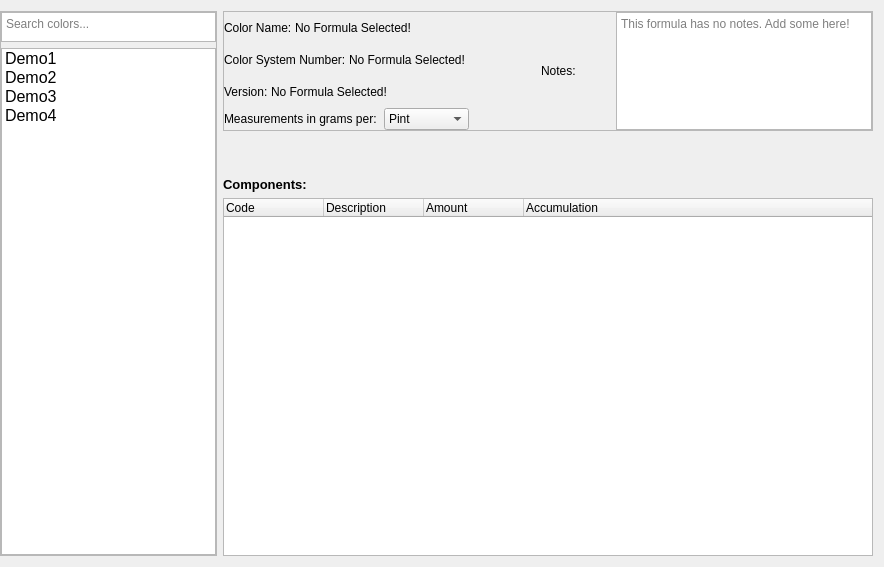
First picture: the form in src/FormulaWidget.ui, repository nkerber/PhoenixCreative, before the edit.
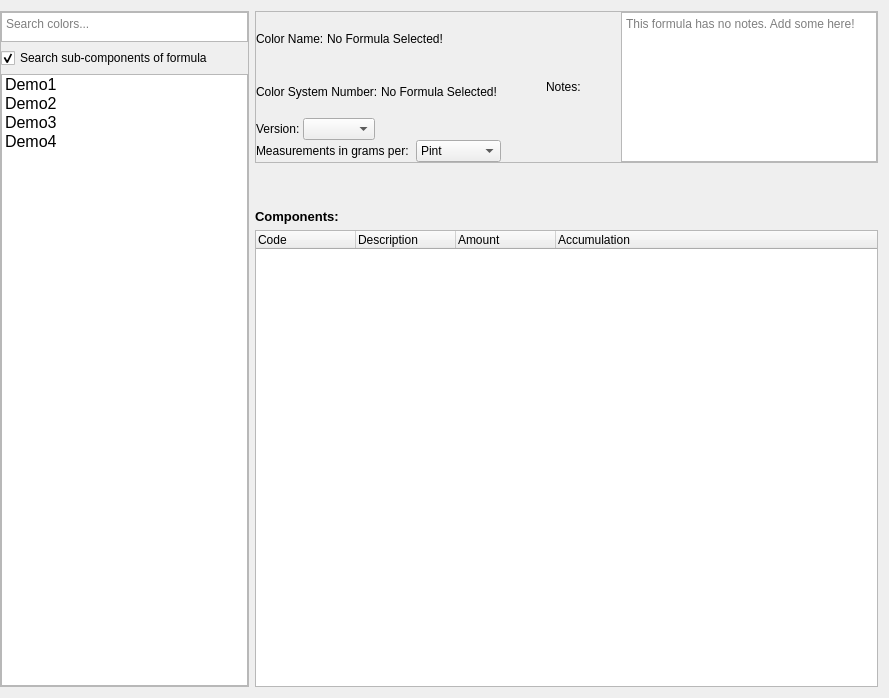
Second picture: the form after the edit.

Commit message: Added advanced search option

Diff of the .ui file:
```diff
--- a/src/FormulaWidget.ui
+++ b/src/FormulaWidget.ui
@@ -6,14 +6,14 @@
    <rect>
     <x>0</x>
     <y>0</y>
-    <width>884</width>
-    <height>567</height>
+    <width>889</width>
+    <height>698</height>
    </rect>
   </property>
   <property name="windowTitle">
    <string>Form</string>
   </property>
-  <layout class="QHBoxLayout" name="horizontalLayout" stretch="1,3">
+  <layout class="QHBoxLayout" name="horizontalLayout" stretch="2,5">
    <property name="leftMargin">
     <number>0</number>
    </property>
@@ -69,6 +69,22 @@
         </property>
        </widget>
       </item>
+      <item>
+       <widget class="QCheckBox" name="advancedFormulaCheckbox">
+        <property name="toolTip">
+         <string>Include formulas that are comprised of sub-components that match the search parameter</string>
+        </property>
+        <property name="text">
+         <string>Search sub-components of formula</string>
+        </property>
+        <property name="checked">
+         <bool>true</bool>
+        </property>
+        <property name="tristate">
+         <bool>false</bool>
+        </property>
+       </widget>
+      </item>
       <item>
        <widget class="QListWidget" name="formulaList">
         <property name="font">
@@ -121,6 +137,21 @@
     </widget>
    </item>
    <item>
+    <widget class="QWidget" name="displayWidget" native="true">
+     <layout class="QHBoxLayout" name="horizontalLayout_2">
+      <property name="leftMargin">
+       <number>0</number>
+      </property>
+      <property name="topMargin">
+       <number>0</number>
+      </property>
+      <property name="rightMargin">
+       <number>0</number>
+      </property>
+      <property name="bottomMargin">
+       <number>0</number>
+      </property>
+      <item>
     <layout class="QVBoxLayout" name="SelectedColor" stretch="1,0,0,3">
      <item>
       <widget class="QFrame" name="ColorInfo">
@@ -147,7 +178,7 @@
          <number>0</number>
         </property>
         <item>
-         <layout class="QVBoxLayout" name="colorAttributes" stretch="1,1,1,1">
+            <layout class="QVBoxLayout" name="colorAttributes" stretch="0,0,0,0">
           <item>
            <layout class="QHBoxLayout" name="nameinfo">
             <item>
@@ -201,7 +232,7 @@
             <item>
              <widget class="QLabel" name="colorVersionLabel">
               <property name="sizePolicy">
-               <sizepolicy hsizetype="Maximum" vsizetype="Preferred">
+                  <sizepolicy hsizetype="Minimum" vsizetype="Preferred">
                 <horstretch>0</horstretch>
                 <verstretch>0</verstretch>
                </sizepolicy>
@@ -212,12 +243,28 @@
              </widget>
             </item>
             <item>
-             <widget class="QLabel" name="colorVersionLarge">
-              <property name="text">
-               <string>No Formula Selected!</string>
+                <widget class="QComboBox" name="versionList">
+                 <property name="sizePolicy">
+                  <sizepolicy hsizetype="Maximum" vsizetype="Fixed">
+                   <horstretch>0</horstretch>
+                   <verstretch>0</verstretch>
+                  </sizepolicy>
               </property>
              </widget>
             </item>
+               <item>
+                <spacer name="horizontalSpacer_4">
+                 <property name="orientation">
+                  <enum>Qt::Horizontal</enum>
+                 </property>
+                 <property name="sizeHint" stdset="0">
+                  <size>
+                   <width>40</width>
+                   <height>20</height>
+                  </size>
+                 </property>
+                </spacer>
+               </item>
            </layout>
           </item>
           <item>
@@ -445,6 +492,9 @@
       </widget>
      </item>
     </layout>
+      </item>
+     </layout>
+    </widget>
    </item>
   </layout>
  </widget>
```
Lines whose indentation alone changed are shown as unchanged.
